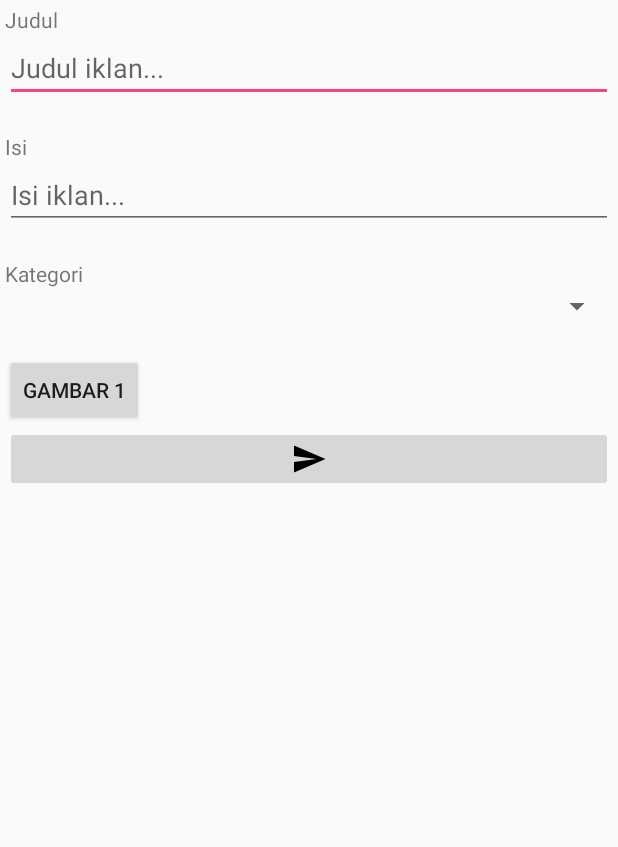
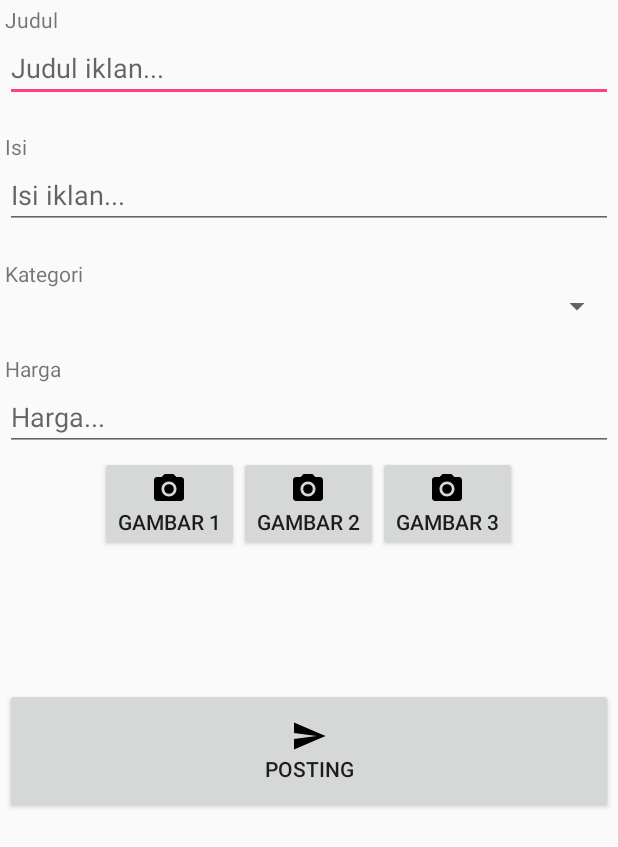
Before and after one commit to arecastudio/jniaga, an Android app: the layout frame_baru.xml on its own in the app's theme, with its tools: preview values and no code run, on a phone screen of 412 x 824 dp. Shown: the top 847 px of the screen. Run offline under Robolectric (Android 15) with nearby library versions, the phone set to English and light mode, and no system bars.

Commit message:
malam malam begini.

```diff
--- a/app/src/main/AndroidManifest.xml
+++ b/app/src/main/AndroidManifest.xml
@@ -5,6 +5,8 @@
     <uses-permission android:name="android.permission.SYSTEM_ALERT_WINDOW" />
     <uses-permission android:name="android.permission.INTERNET"/>
     <uses-permission android:name="android.permission.ACCESS_NETWORK_STATE"/>
+    <uses-permission android:name="android.permission.READ_EXTERNAL_STORAGE" />
+    <uses-permission android:name="android.permission.WRITE_EXTERNAL_STORAGE" />
     <uses-feature android:name="android.hardware.camera"
         android:required="true" />
 
--- a/app/src/main/java/io/github/arecastudio/jniaga/MainActivity.java
+++ b/app/src/main/java/io/github/arecastudio/jniaga/MainActivity.java
@@ -144,6 +144,7 @@ public class MainActivity extends AppCompatActivity
                 fm.beginTransaction().replace(R.id.MainFrame,new Cari()).commit();
                 break;
             case R.id.nav_login:
+                setTitle("Login akun");
                 fm.beginTransaction().replace(R.id.MainFrame,new LoginFB()).commit();
                 break;
             case R.id.nav_buat:
--- a/app/src/main/java/io/github/arecastudio/jniaga/ctrl/Fungsi.java
+++ b/app/src/main/java/io/github/arecastudio/jniaga/ctrl/Fungsi.java
@@ -88,4 +88,6 @@ public class Fungsi {
         AccessToken accessToken=AccessToken.getCurrentAccessToken();
         return accessToken !=null;
     }
+
+
 }
--- a/app/src/main/java/io/github/arecastudio/jniaga/fragments/Terbaru.java
+++ b/app/src/main/java/io/github/arecastudio/jniaga/fragments/Terbaru.java
@@ -46,7 +46,7 @@ public class Terbaru extends Fragment {
 
         try {
             JSONArray array=tt.get();
-            if (array.length()>0){
+            if (array!=null){
                 data=new ArrayList<DataIklan>();
                 for (int i=0;i<array.length();i++){
                     json=array.getJSONObject(i);
--- a/app/src/main/java/io/github/arecastudio/jniaga/trans/KirimIklan.java
+++ b/app/src/main/java/io/github/arecastudio/jniaga/trans/KirimIklan.java
@@ -73,7 +73,7 @@ public class KirimIklan extends AsyncTask<JSONObject,JSONObject,JSONObject> {
                 msg="Berhasil memposting iklan ke JNiaga.";
             }
 
-            System.out.println("Hasil : "+hasil);
+            //System.out.println("Hasil : "+msg);
             //Toast.makeText(StaticUtil.getContext(),msg,Toast.LENGTH_SHORT).show();
             //tampilkan return value di parent class BuatBaru.java, ketika pemanggilan child class ini
 
--- a/app/src/main/res/layout/frame_baru.xml
+++ b/app/src/main/res/layout/frame_baru.xml
@@ -54,18 +54,68 @@
             android:id="@+id/spinner_jenis_iklan"
             />
 
-        <Button
+        <TextView
+            android:layout_width="match_parent"
+            android:layout_height="wrap_content"
+            android:text="Harga"/>
+
+        <EditText
+            android:layout_width="match_parent"
+            android:layout_height="wrap_content"
+            android:id="@+id/edit_harga"
+            android:hint="Harga..."
+            android:ems="10"
+            android:inputType="number" />
+
+        <LinearLayout
             android:layout_width="wrap_content"
             android:layout_height="wrap_content"
-            android:text="Gambar 1"
-            android:id="@+id/button_camera1"/>
-            android:text="Posting"/>
+            android:layout_gravity="center"
+            android:padding="3dp"
+            android:orientation="horizontal">
+            <Button
+                android:layout_width="wrap_content"
+                android:layout_height="wrap_content"
+                android:id="@+id/button_camera1"
+                android:text="Gambar 1"
+                android:drawableTop="@drawable/ic_menu_camera"/>
+            <Button
+                android:layout_width="wrap_content"
+                android:layout_height="wrap_content"
+                android:id="@+id/button_camera2"
+                android:text="Gambar 2"
+                android:drawableTop="@drawable/ic_menu_camera"/>
+            <Button
+                android:layout_width="wrap_content"
+                android:layout_height="wrap_content"
+                android:id="@+id/button_camera3"
+                android:text="Gambar 3"
+                android:drawableTop="@drawable/ic_menu_camera"/>
+        </LinearLayout>
 
-        <ImageButton
+        <TextView
             android:layout_width="match_parent"
             android:layout_height="wrap_content"
+            android:id="@+id/tx_gambar1"/>
+
+        <TextView
+            android:layout_width="match_parent"
+            android:layout_height="wrap_content"
+            android:id="@+id/tx_gambar2"/>
+
+        <TextView
+            android:layout_width="match_parent"
+            android:layout_height="wrap_content"
+            android:id="@+id/tx_gambar3"/>
+
+        <Button
+            android:layout_width="match_parent"
+            android:layout_height="wrap_content"
+            android:layout_marginTop="30dp"
+            android:padding="20dp"
             android:id="@+id/bt_post"
-            app:srcCompat="@drawable/ic_menu_send" />
+            android:text="Posting"
+            android:drawableTop="@drawable/ic_menu_send"/>
 
     </LinearLayout>
 
--- a/app/src/main/res/layout/nav_header_main.xml
+++ b/app/src/main/res/layout/nav_header_main.xml
@@ -23,7 +23,7 @@
         android:layout_width="match_parent"
         android:layout_height="wrap_content"
         android:paddingTop="@dimen/nav_header_vertical_spacing"
-        android:text="Jayapura Niaga"
+        android:text="@string/app_name"
         android:textAppearance="@style/TextAppearance.AppCompat.Body1" />
 
     <TextView
--- a/app/src/main/res/values/strings.xml
+++ b/app/src/main/res/values/strings.xml
@@ -1,5 +1,5 @@
 <resources>
-    <string name="app_name">Jayapura Niaga</string>
+    <string name="app_name">JNiaga</string>
 
     <string name="navigation_drawer_open">Open navigation drawer</string>
     <string name="navigation_drawer_close">Close navigation drawer</string>
```
Also changed, not shown: app/src/main/java/io/github/arecastudio/jniaga/fragments/BuatBaru.java (+127 -17 lines).
